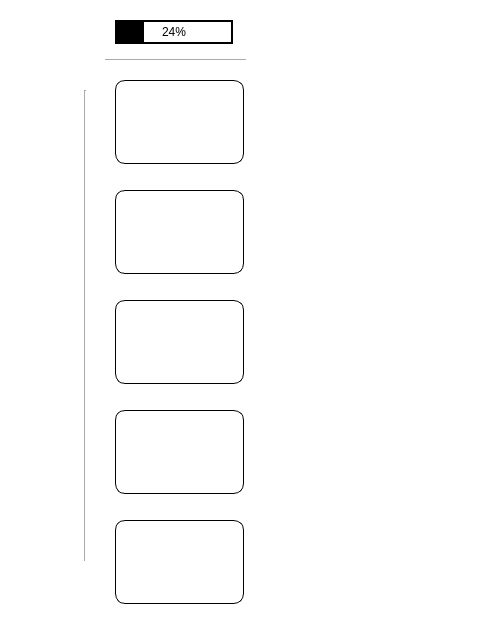
Before: the Qt Designer form aduio/form.ui in CocaCola-dymc/Raspberrypi, drawn with Qt 5; both pictures show x 795 to 1275 and y 0 to 621 of the 1275 by 730 pixel window.
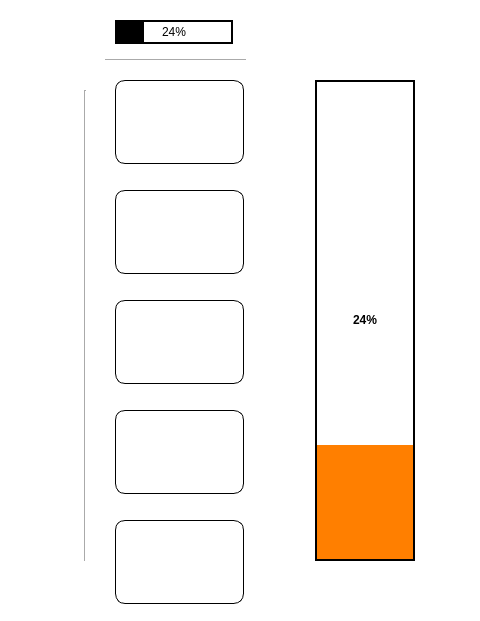
After: the same form once the commit is applied. Icons and pictures are not drawn.

Diff of the .ui file:
```diff
--- a/aduio/form.ui
+++ b/aduio/form.ui
@@ -331,6 +331,34 @@
      <string/>
     </property>
    </widget>
+   <widget class="QProgressBar" name="choose_value">
+    <property name="geometry">
+     <rect>
+      <x>1110</x>
+      <y>80</y>
+      <width>100</width>
+      <height>481</height>
+     </rect>
+    </property>
+    <property name="layoutDirection">
+     <enum>Qt::LeftToRight</enum>
+    </property>
+    <property name="styleSheet">
+     <string notr="true">QProgressBar{text-align: center;border:2px solid black;font-weight:bold}QProgressBar::chunk{background-color: rgb(255,127,0);}</string>
+    </property>
+    <property name="minimum">
+     <number>0</number>
+    </property>
+    <property name="value">
+     <number>24</number>
+    </property>
+    <property name="orientation">
+     <enum>Qt::Vertical</enum>
+    </property>
+    <property name="textDirection">
+     <enum>QProgressBar::BottomToTop</enum>
+    </property>
+   </widget>
    <zorder>layoutWidget</zorder>
    <zorder>filter_high</zorder>
    <zorder>filter_low</zorder>
```
Left out of the diff: 25 changed lines with no effect on the pictures.
